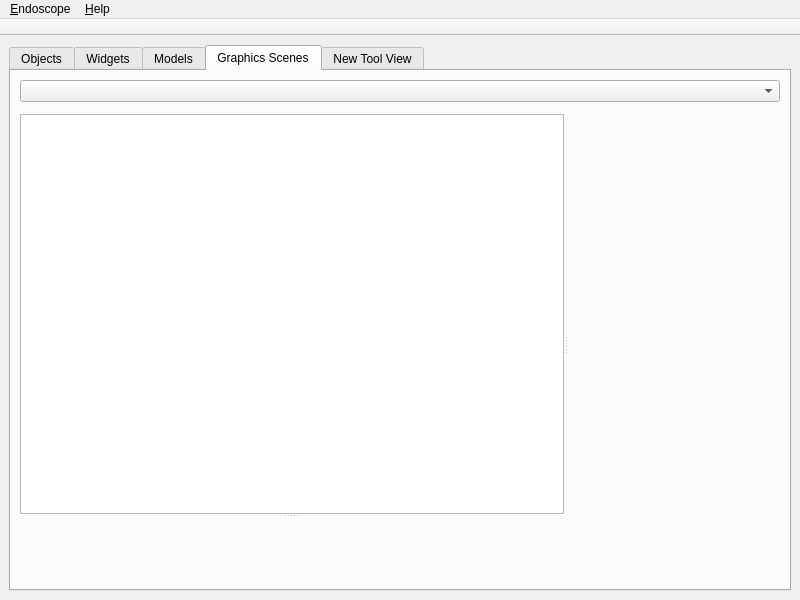
Above: mainwindow.ui from KDAB/GammaRay before the change. Below: the same form after it.
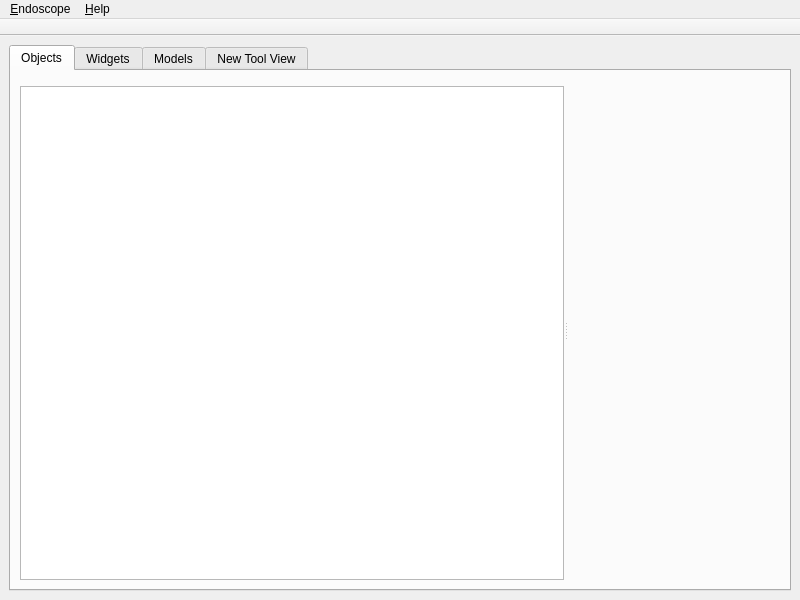
That is the form after the change. The open tabs and pages were chosen to show the change. Custom widgets are drawn as their Qt base class.

Commit message: Extract the graphics scene inspector.

Patch:
```diff
--- a/mainwindow.ui
+++ b/mainwindow.ui
@@ -152,44 +152,6 @@
         </item>
        </layout>
       </widget>
-      <widget class="QWidget" name="tab_2">
-       <attribute name="title">
-        <string>Graphics Scenes</string>
-       </attribute>
-       <layout class="QVBoxLayout" name="verticalLayout_6">
-        <item>
-         <widget class="QComboBox" name="sceneComboBox"/>
-        </item>
-        <item>
-         <widget class="QSplitter" name="splitter_6">
-          <property name="orientation">
-           <enum>Qt::Horizontal</enum>
-          </property>
-          <widget class="QSplitter" name="splitter_3">
-           <property name="orientation">
-            <enum>Qt::Vertical</enum>
-           </property>
-           <widget class="QWidget" name="layoutWidget_6">
-            <layout class="QVBoxLayout" name="verticalLayout_4">
-             <item>
-              <widget class="KFilterProxySearchLine" name="screneTreeSearchLine"/>
-             </item>
-             <item>
-              <widget class="QTreeView" name="sceneTreeView">
-               <attribute name="headerShowSortIndicator" stdset="0">
-                <bool>true</bool>
-               </attribute>
-              </widget>
-             </item>
-            </layout>
-           </widget>
-           <widget class="Endoscope::GraphicsSceneView" name="graphicsSceneView" native="true"/>
-          </widget>
-          <widget class="Endoscope::PropertyWidget" name="scenePropertyWidget" native="true"/>
-         </widget>
-        </item>
-       </layout>
-      </widget>
       <widget class="QWidget" name="widget">
        <attribute name="title">
         <string>New Tool View</string>
@@ -295,12 +257,6 @@
    <header>widgetpreviewwidget.h</header>
    <container>1</container>
   </customwidget>
-  <customwidget>
-   <class>Endoscope::GraphicsSceneView</class>
-   <extends>QWidget</extends>
-   <header>graphicssceneview.h</header>
-   <container>1</container>
-  </customwidget>
  </customwidgets>
  <resources>
   <include location="resources/endoscope.qrc"/>
```
The commit also changes 11 other files.
